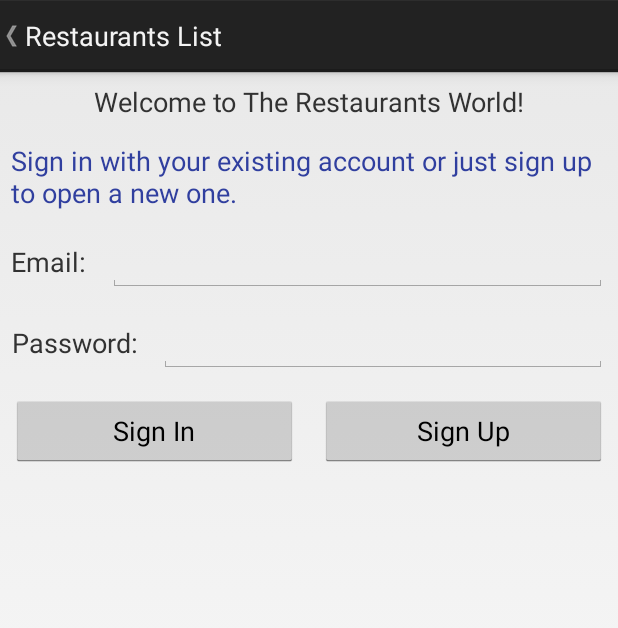
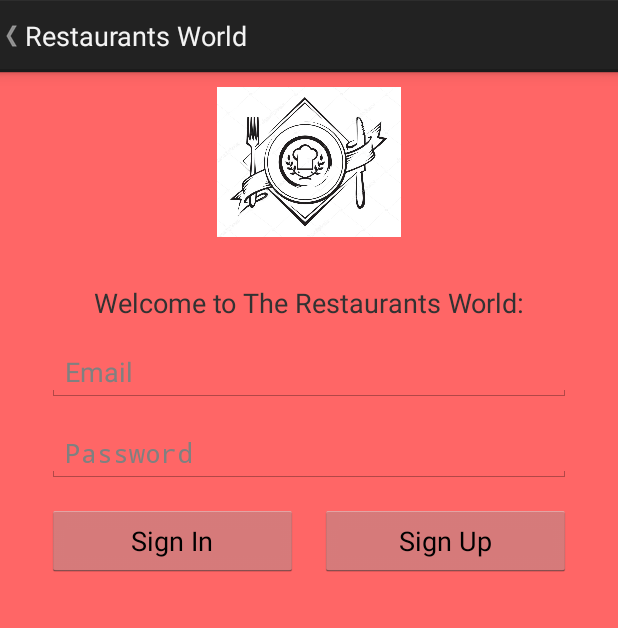
Before and after one commit to eldar1560/android-fp, an Android app: the screen it shows after launch (RestaurantListActivity), on a phone screen of 412 x 824 dp. Shown: the top 628 px of the screen. Run offline under Robolectric (Android 15) with nearby library versions, the phone set to English and light mode, and no system bars; our stand-ins replace Firebase (no records; nobody signed in at launch, a user with empty details on screens opened directly).

Commit message:
changed auth ui layout + added progress bar

```diff
--- a/app/src/main/java/com/example/fp/androidapp/AuthUIFragment.java
+++ b/app/src/main/java/com/example/fp/androidapp/AuthUIFragment.java
@@ -3,31 +3,18 @@ package com.example.fp.androidapp;
 import android.app.Activity;
 import android.app.Fragment;
 import android.content.Context;
-import android.content.Intent;
-import android.graphics.Bitmap;
 import android.os.Bundle;
-import android.provider.MediaStore;
-import android.support.annotation.NonNull;
 import android.support.annotation.Nullable;
-import android.util.Log;
 import android.view.LayoutInflater;
 import android.view.View;
 import android.view.ViewGroup;
 import android.widget.Button;
-import android.widget.CheckBox;
 import android.widget.EditText;
-import android.widget.ImageView;
 import android.widget.ProgressBar;
-import android.widget.Toast;
 
-import com.google.android.gms.tasks.OnCompleteListener;
-import com.google.android.gms.tasks.Task;
-import com.google.firebase.auth.AuthResult;
 import com.google.firebase.auth.FirebaseAuth;
 import com.google.firebase.auth.FirebaseUser;
 
-import static android.app.Activity.RESULT_OK;
-import static android.view.View.GONE;
 
 
 public class AuthUIFragment extends Fragment {
@@ -43,8 +30,8 @@ public class AuthUIFragment extends Fragment {
     }
 
     interface RestaurantAuthFragmentListener{
-        void onSignIn(String email,String password);
-        void onSignUp(String email,String password);
+        void onSignIn(String email,String password,final ProgressBar pb);
+        void onSignUp(String email,String password,final ProgressBar pb);
         void onAlreadyLoggedIn();
     }
 
@@ -90,14 +77,15 @@ public class AuthUIFragment extends Fragment {
         }
         final EditText emailEt = (EditText) contentView.findViewById(R.id.authEmail);
         final EditText passwordEt= (EditText) contentView.findViewById(R.id.authPassword);
+        final ProgressBar progressBar = (ProgressBar) contentView.findViewById(R.id.authPb);
 
         Button signInBtn = (Button) contentView.findViewById(R.id.authSignIn);
         Button signUpBtn = (Button) contentView.findViewById(R.id.authSignUp);
         signInBtn.setOnClickListener(new View.OnClickListener() {
             @Override
             public void onClick(View v) {
-            if(listener!=null)
-                listener.onSignIn(emailEt.getText().toString(),passwordEt.getText().toString());
+                if(listener!=null)
+                    listener.onSignIn(emailEt.getText().toString(), passwordEt.getText().toString(),progressBar);
 
             }
         });
@@ -105,7 +93,7 @@ public class AuthUIFragment extends Fragment {
             @Override
             public void onClick(View v) {
                 if(listener!=null)
-                    listener.onSignUp(emailEt.getText().toString(),passwordEt.getText().toString());
+                    listener.onSignUp(emailEt.getText().toString(), passwordEt.getText().toString(),progressBar);
 
             }
         });
--- a/app/src/main/res/layout/fragment_auth_ui.xml
+++ b/app/src/main/res/layout/fragment_auth_ui.xml
@@ -3,10 +3,19 @@
     xmlns:app="http://schemas.android.com/apk/res-auto"
     xmlns:tools="http://schemas.android.com/tools"
     android:layout_width="match_parent"
+    tools:context="com.example.fp.androidapp.AuthUIFragment"
+    android:orientation="vertical"
     android:layout_height="match_parent"
-    tools:context="com.example.fp.androidapp.AuthUIFragment"
-    android:orientation="vertical">
+    android:paddingTop="10dp"
+    android:paddingLeft="24dp"
+    android:paddingRight="24dp"
+    android:background="@color/red">
 
+    <ImageView android:src="@drawable/icon"
+        android:layout_width="wrap_content"
+        android:layout_height="100dp"
+        android:layout_marginBottom="24dp"
+        android:layout_gravity="center_horizontal" />
     <LinearLayout
         android:layout_width="match_parent"
         android:layout_height="wrap_content"
@@ -17,38 +26,24 @@
             android:layout_height="match_parent"
             android:layout_margin="7dp"
             android:gravity="center"
-            android:text="Welcome to The Restaurants World!"
+            android:text="Welcome to The Restaurants World:"
             android:textSize="18sp" />
 
     </LinearLayout>
+
+    <ProgressBar
+        android:id="@+id/authPb"
+        android:layout_width="wrap_content"
+        android:layout_height="wrap_content"
+        android:layout_gravity="center_horizontal|center_vertical"
+        android:visibility="gone"
+        />
     <LinearLayout
         android:layout_width="match_parent"
         android:layout_height="wrap_content"
         android:orientation="horizontal">
-
-        <TextView
-            android:layout_width="match_parent"
-            android:layout_height="match_parent"
-            android:layout_margin="7dp"
-            android:text="Sign in with your existing account or just sign up to open a new one."
-            android:textSize="18sp"
-            android:textColor="@color/colorPrimaryDark"/>
-
-    </LinearLayout>
-    <LinearLayout
-        android:layout_width="match_parent"
-        android:layout_height="wrap_content"
-        android:orientation="horizontal">
-
-        <TextView
-            android:layout_width="wrap_content"
-            android:layout_height="wrap_content"
-            android:layout_margin="7dp"
-            android:gravity="center"
-            android:text="Email:"
-            android:textSize="18sp" />
-
         <EditText
+            android:hint="Email"
             android:inputType="textEmailAddress"
             android:id="@+id/authEmail"
             android:layout_width="match_parent"
@@ -61,15 +56,8 @@
         android:layout_height="wrap_content"
         android:orientation="horizontal">
 
-        <TextView
-            android:layout_width="wrap_content"
-            android:layout_height="wrap_content"
-            android:text="Password:"
-            android:textSize="18sp"
-            android:gravity="center"
-            android:layout_margin="7dp"/>
-
         <EditText
+            android:hint="Password"
             android:inputType="textPassword"
             android:id="@+id/authPassword"
             android:layout_width="match_parent"
--- a/app/src/main/res/values/colors.xml
+++ b/app/src/main/res/values/colors.xml
@@ -3,4 +3,5 @@
     <color name="colorPrimary">#3F51B5</color>
     <color name="colorPrimaryDark">#303F9F</color>
     <color name="colorAccent">#FF4081</color>
+    <color name="red">#FF6666</color>
 </resources>
```
Also changed, not shown: app/src/main/java/com/example/fp/androidapp/RestaurantListActivity.java (+54 -22 lines), app/src/main/res/drawable/icon.jpg (added).
